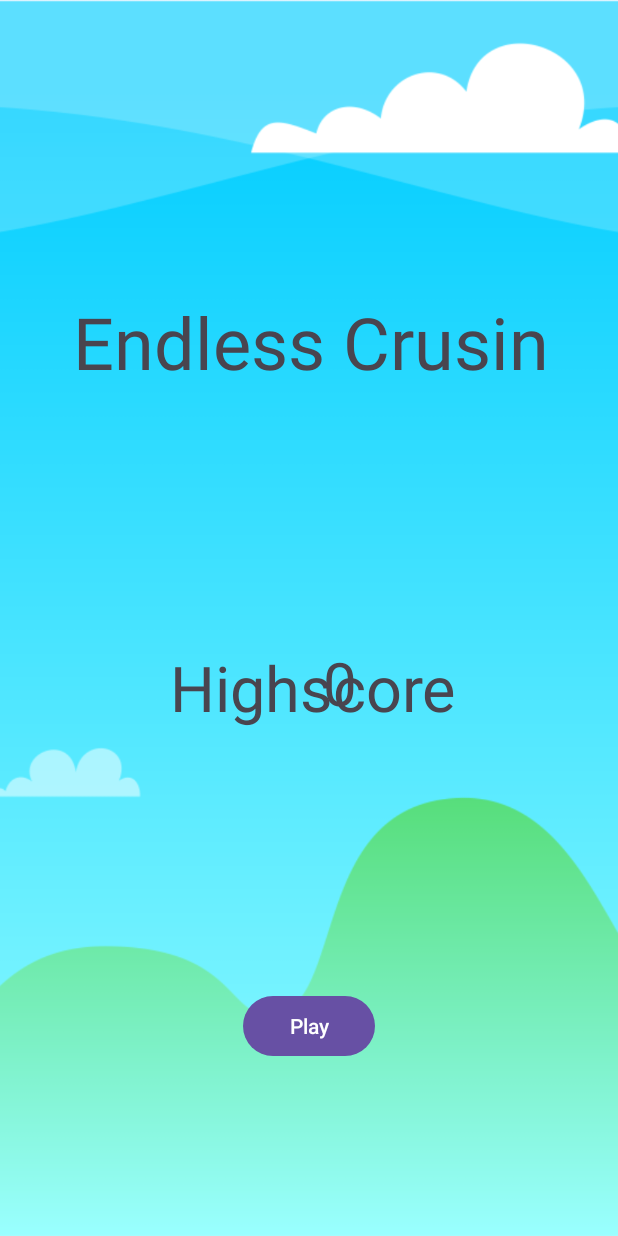
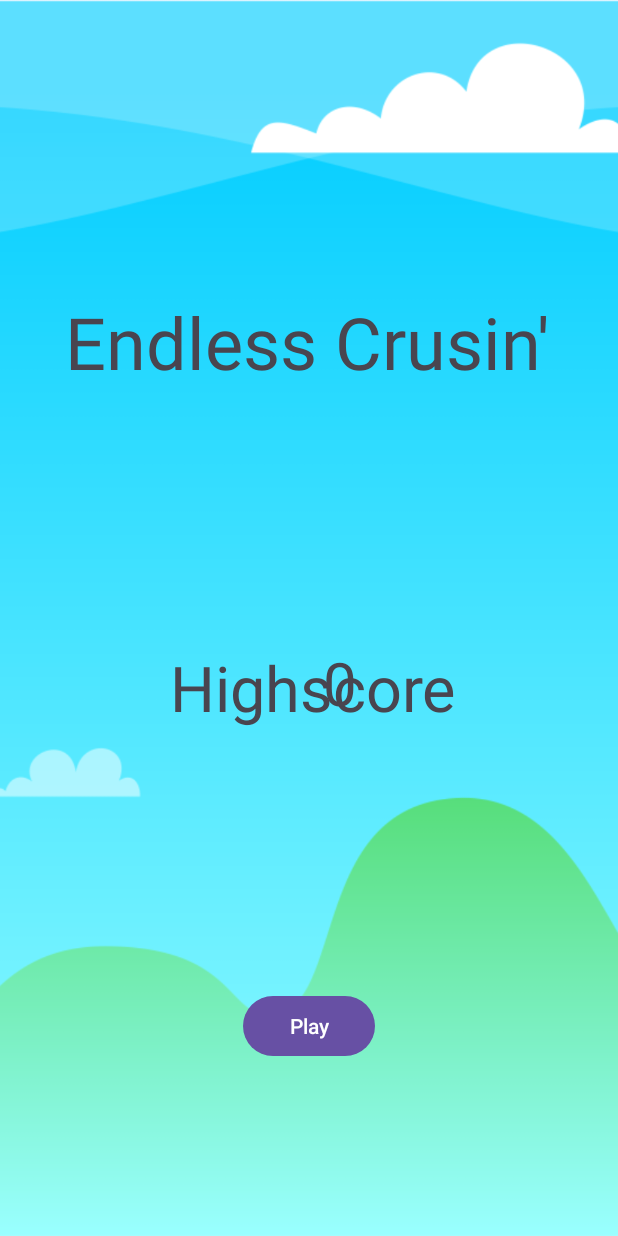
Before and after one commit to Zereis/2D-Endless-Runner-Game, an Android app: the screen it shows after launch (MainActivity), on a phone screen of 412 x 824 dp. Run offline under Robolectric (Android 15) with nearby library versions, the phone set to English and light mode, and no system bars; our stand-ins replace Room's generated code.

Commit message:
fixed title

```diff
--- a/app/src/main/res/layout/activity_main.xml
+++ b/app/src/main/res/layout/activity_main.xml
@@ -88,7 +88,7 @@
         android:layout_marginTop="46dp"
         android:layout_marginEnd="176dp"
         android:layout_marginBottom="564dp"
-        android:text="Endless Crusin"
+        android:text="Endless Crusin'"
         android:textSize="48dp"
         app:layout_constraintBottom_toBottomOf="parent"
         app:layout_constraintEnd_toEndOf="parent"
```
